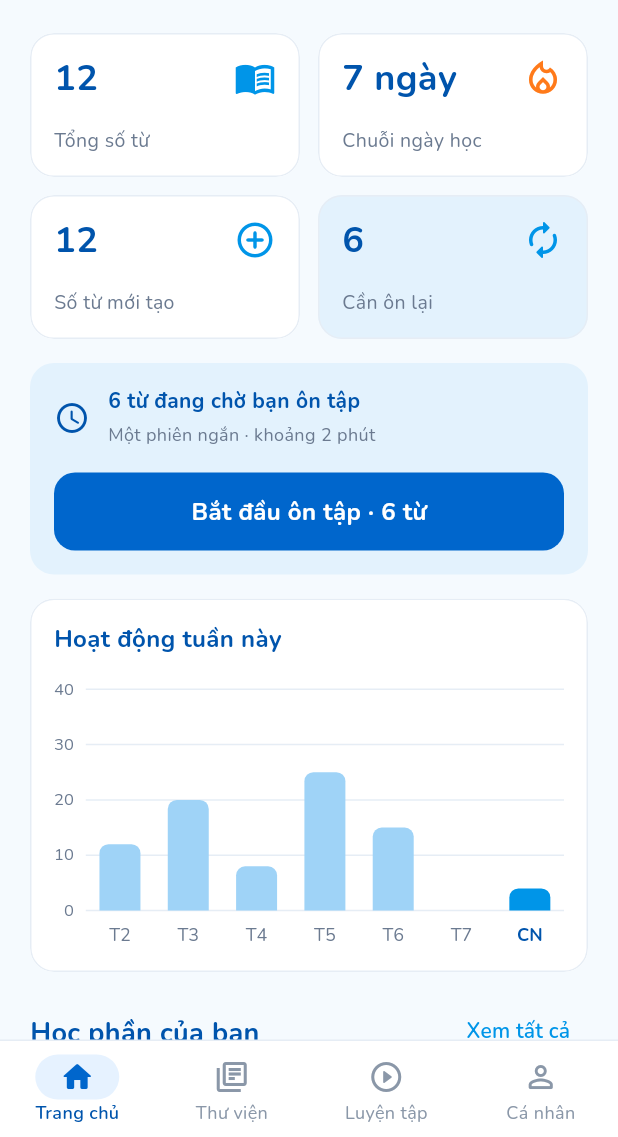
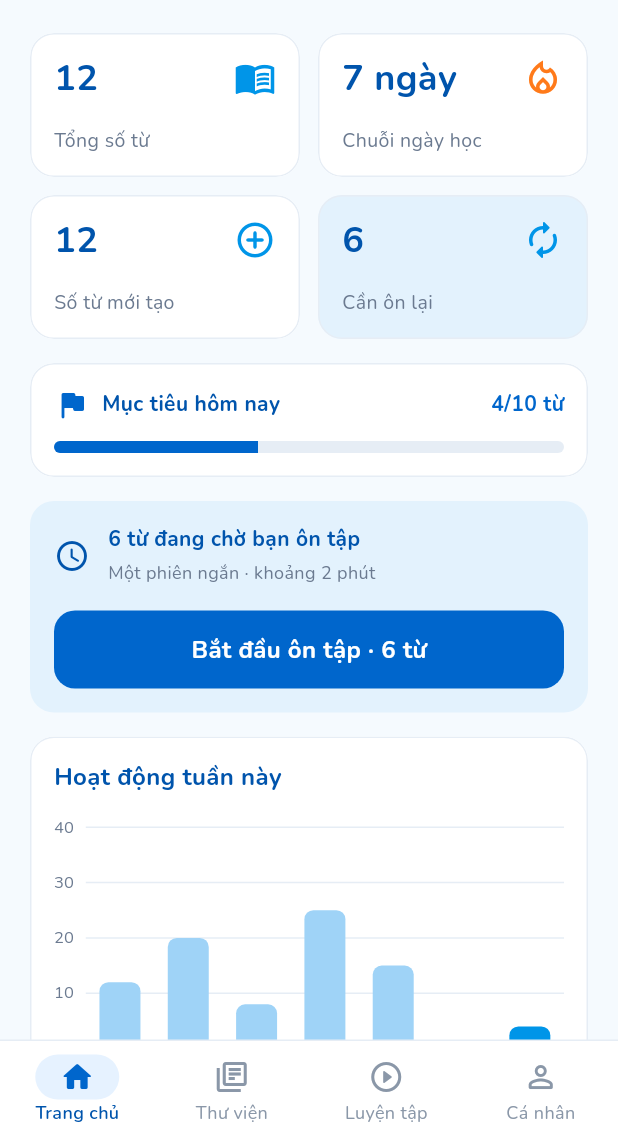
Before and after one commit to QuangDuc-ptit/INT1449_Nhom3_KTHP, a Flutter app: the MainShellScreen screen opened directly, on a phone screen of 412 x 824 dp, the part 99-1236 px from its top. Run offline on Flutter 3.47's test engine with Material 3 defaults, Android fonts, the phone set to English and light mode, and no system bars; our stand-ins replace audioplayers, flutter_tts, speech_to_text; accounts and stored records are empty.

Commit message:
feat(fe1): thẻ Mục tiêu hôm nay trên Trang chủ
Hiện số từ đã ôn hôm nay / mục tiêu đặt ở Cài đặt kèm thanh tiến độ; đạt
mục tiêu thì chuyển xanh lá. Đổi mục tiêu ở Cài đặt thì Trang chủ cập nhật
theo (qua DashboardStore).

```diff
--- a/karvocab_flutter/lib/core/constants/app_dimensions.dart
+++ b/karvocab_flutter/lib/core/constants/app_dimensions.dart
@@ -119,6 +119,7 @@ class AppDimensions {
   static const double homeCardRadius = 16.0;
   static const double homeCardPadding = 16.0;
   static const double homeCardBorderWidth = 1.0;
+  static const double homeGoalBarHeight = 8.0;
   static const double homeHeaderHeight = 56.0;
   static const double bellButtonSize = 44.0;
   static const double notificationBadgeSize = 18.0;
--- a/karvocab_flutter/lib/core/constants/app_strings.dart
+++ b/karvocab_flutter/lib/core/constants/app_strings.dart
@@ -60,6 +60,9 @@ class AppStrings {
   static String homeStreakValue(int days) => '$days ngày';
 
   static String homeReviewReminderTitle(int words) => '$words từ đang chờ bạn ôn tập';
+  static const String homeDailyGoalTitle = 'Mục tiêu hôm nay';
+  static String homeDailyGoalProgress(int done, int goal) => '$done/$goal từ';
+  static const String homeDailyGoalReached = 'Đã hoàn thành mục tiêu hôm nay';
   static String homeReviewReminderSubtitle(int minutes) =>
       'Một phiên ngắn · khoảng $minutes phút';
 
--- a/karvocab_flutter/lib/presentation/home/home_sample_data.dart
+++ b/karvocab_flutter/lib/presentation/home/home_sample_data.dart
@@ -14,6 +14,8 @@ class HomeSampleData {
     reviewMinutes: 5,
     weeklyStats: [12, 20, 8, 25, 15, null, null],
     todayIndex: 4,
+    reviewedToday: 6,
+    dailyGoal: 10,
     courses: [
       HomeCourse(id: 'c1', name: 'Học thuật & IELTS Core', wordCount: 120, progressPercent: 65),
       HomeCourse(id: 'c2', name: 'Tiếng Anh Du lịch & Trải nghiệm', wordCount: 80, progressPercent: 40),
--- a/karvocab_flutter/lib/presentation/home/home_state_builder.dart
+++ b/karvocab_flutter/lib/presentation/home/home_state_builder.dart
@@ -35,6 +35,8 @@ class HomeStateBuilder {
       reviewMinutes: (due * secondsPerReviewWord / 60).ceil(),
       weeklyStats: _weekly(today, dashboard.reviewedToday),
       todayIndex: today,
+      reviewedToday: dashboard.reviewedToday,
+      dailyGoal: dashboard.dailyGoal,
       courses: [
         for (final c in collections.collections)
           HomeCourse(
@@ -43,11 +45,10 @@ class HomeStateBuilder {
             wordCount: c.totalWords,
             progressPercent: c.totalWords == 0
                 ? 0
-                : (collections.wordsOf(c.id).where((w) => w.isMastered).length *
-                        100 /
-                        c.totalWords)
-                    .round()
-                    .clamp(0, 100),
+                : (collections.wordsOf(c.id).where((w) => w.isMastered).length * 100 / c.totalWords).round().clamp(
+                    0,
+                    100,
+                  ),
           ),
       ],
     );
@@ -59,12 +60,7 @@ class HomeStateBuilder {
     final history = HomeSampleData.full.weeklyStats;
     return [
       for (var i = 0; i < 7; i++)
-        if (i < today)
-          history[i] ?? 0
-        else if (i == today)
-          reviewedToday
-        else
-          null,
+        if (i < today) history[i] ?? 0 else if (i == today) reviewedToday else null,
     ];
   }
 }
--- a/karvocab_flutter/lib/presentation/home/home_ui_state.dart
+++ b/karvocab_flutter/lib/presentation/home/home_ui_state.dart
@@ -19,6 +19,10 @@ class HomeUiState {
 
   final List<HomeCourse> courses;
 
+  /// Số từ đã ôn hôm nay / mục tiêu ngày đặt ở Cài đặt (Màn 23).
+  final int reviewedToday;
+  final int dailyGoal;
+
   const HomeUiState({
     required this.userName,
     required this.totalWords,
@@ -29,7 +33,13 @@ class HomeUiState {
     required this.weeklyStats,
     required this.todayIndex,
     required this.courses,
+    this.reviewedToday = 0,
+    this.dailyGoal = 10,
   });
+
+  /// 0 … 1.
+  double get goalRatio => dailyGoal <= 0 ? 0 : (reviewedToday / dailyGoal).clamp(0.0, 1.0);
+  bool get goalReached => dailyGoal > 0 && reviewedToday >= dailyGoal;
 }
 
 /// Một học phần trong mục "Học phần của bạn".
@@ -41,12 +51,7 @@ class HomeCourse {
   /// 0 – 100.
   final int progressPercent;
 
-  const HomeCourse({
-    required this.id,
-    required this.name,
-    required this.wordCount,
-    required this.progressPercent,
-  });
+  const HomeCourse({required this.id, required this.name, required this.wordCount, required this.progressPercent});
 }
 
 /// Thẻ thống kê được bấm (tham số của `onStatClick`).
--- a/karvocab_flutter/lib/presentation/screens/home_screen.dart
+++ b/karvocab_flutter/lib/presentation/screens/home_screen.dart
@@ -1,6 +1,7 @@
 import 'package:flutter/foundation.dart';
 import 'package:flutter/material.dart';
 import 'package:flutter/widget_previews.dart';
+
 import '../../core/constants/app_colors.dart';
 import '../../core/constants/app_dimensions.dart';
 import '../../core/constants/app_strings.dart';
@@ -64,13 +65,11 @@ class HomeScreen extends StatelessWidget {
             AppDimensions.homeBlockGap,
           ),
           children: [
-            _Header(
-              userName: state.userName,
-              notifications: notifications,
-              notificationCallbacks: notificationCallbacks,
-            ),
+            _Header(userName: state.userName, notifications: notifications, notificationCallbacks: notificationCallbacks),
             blockGap,
             _StatGrid(state: state, onStatClick: onStatClick),
+            blockGap,
+            _DailyGoalCard(done: state.reviewedToday, goal: state.dailyGoal),
             blockGap,
             // Một khối duy nhất: thông tin phiên ôn tập + nút bắt đầu (trước đây là 2 nút cùng chức năng).
             _ReviewPanel(
@@ -222,10 +221,7 @@ class _UnreadBadge extends StatelessWidget {
         borderRadius: BorderRadius.circular(AppDimensions.radiusPill),
       ),
       alignment: Alignment.center,
-      child: Text(
-        count > 99 ? AppStrings.notificationBadgeOverflow : '$count',
-        style: AppTypography.notificationBadge,
-      ),
+      child: Text(count > 99 ? AppStrings.notificationBadgeOverflow : '$count', style: AppTypography.notificationBadge),
     );
   }
 }
@@ -296,6 +292,73 @@ class _StatGrid extends StatelessWidget {
           ],
         ),
       ],
+    );
+  }
+}
+
+// -----------------------------------------------------------------------------
+// Mục tiêu hôm nay (số từ ôn / mục tiêu đặt ở Cài đặt)
+// -----------------------------------------------------------------------------
+
+class _DailyGoalCard extends StatelessWidget {
+  final int done;
+  final int goal;
+
+  const _DailyGoalCard({required this.done, required this.goal});
+
+  @override
+  Widget build(BuildContext context) {
+    final reached = goal > 0 && done >= goal;
+    final ratio = goal <= 0 ? 0.0 : (done / goal).clamp(0.0, 1.0);
+    final color = reached ? AppColors.successGreen : AppColors.actionPrimary;
+    return _HomeCard(
+      child: Column(
+        key: const Key('home_daily_goal'),
+        crossAxisAlignment: CrossAxisAlignment.stretch,
+        children: [
+          Row(
+            children: [
+              Icon(
+                reached ? Icons.check_circle_rounded : Icons.flag_rounded,
+                size: AppDimensions.iconMedium,
+                color: color,
+              ),
+              const SizedBox(width: AppDimensions.space8),
+              Expanded(
+                child: Text(
+                  reached ? AppStrings.homeDailyGoalReached : AppStrings.homeDailyGoalTitle,
+                  style: AppTypography.homeBodyBold,
+                ),
+              ),
+              Text(
+                AppStrings.homeDailyGoalProgress(done, goal),
+                style: AppTypography.homeBodyBold.copyWith(color: color),
+              ),
+            ],
+          ),
+          const SizedBox(height: AppDimensions.space12),
+          Semantics(
+            value: AppStrings.homeDailyGoalProgress(done, goal),
+            child: ClipRRect(
+              borderRadius: BorderRadius.circular(AppDimensions.radiusPill),
+              child: SizedBox(
+                height: AppDimensions.homeGoalBarHeight,
+                child: Stack(
+                  fit: StackFit.expand,
+                  children: [
+                    const ColoredBox(color: AppColors.homeDivider),
+                    FractionallySizedBox(
+                      alignment: Alignment.centerLeft,
+                      widthFactor: ratio,
+                      child: ColoredBox(color: color),
+                    ),
+                  ],
+                ),
+              ),
+            ),
+          ),
+        ],
+      ),
     );
   }
 }
@@ -389,11 +452,7 @@ class _WeeklyActivityCard extends StatelessWidget {
         children: [
           Text(AppStrings.homeWeeklyActivity, style: AppTypography.homeCardTitle),
           const SizedBox(height: AppDimensions.space16),
-          WeeklyBarChart(
-            values: weeklyStats,
-            dayLabels: AppStrings.weekdayShort,
-            todayIndex: todayIndex,
-          ),
+          WeeklyBarChart(values: weeklyStats, dayLabels: AppStrings.weekdayShort, todayIndex: todayIndex),
         ],
       ),
     );
@@ -409,11 +468,7 @@ class _CoursesSection extends StatelessWidget {
   final VoidCallback? onSeeAllCoursesClick;
   final ValueChanged<HomeCourse>? onCourseClick;
 
-  const _CoursesSection({
-    required this.courses,
-    required this.onSeeAllCoursesClick,
-    required this.onCourseClick,
-  });
+  const _CoursesSection({required this.courses, required this.onSeeAllCoursesClick, required this.onCourseClick});
 
   @override
   Widget build(BuildContext context) {
@@ -441,10 +496,7 @@ class _CoursesSection extends StatelessWidget {
         else
           for (var i = 0; i < shown.length; i++) ...[
             if (i > 0) const SizedBox(height: AppDimensions.homeGridGap),
-            _CourseCard(
-              course: shown[i],
-              onTap: onCourseClick == null ? null : () => onCourseClick!(shown[i]),
-            ),
+            _CourseCard(course: shown[i], onTap: onCourseClick == null ? null : () => onCourseClick!(shown[i])),
           ],
       ],
     );
@@ -471,23 +523,14 @@ class _CourseCard extends StatelessWidget {
               color: AppColors.homeSurfaceTint,
               borderRadius: BorderRadius.circular(AppDimensions.courseIconBoxRadius),
             ),
-            child: const Icon(
-              Icons.menu_book_outlined,
-              size: AppDimensions.iconMedium,
-              color: AppColors.primaryBlue,
-            ),
+            child: const Icon(Icons.menu_book_outlined, size: AppDimensions.iconMedium, color: AppColors.primaryBlue),
           ),
           const SizedBox(width: AppDimensions.space12),
           Expanded(
             child: Column(
               crossAxisAlignment: CrossAxisAlignment.start,
               children: [
-                Text(
-                  course.name,
-                  style: AppTypography.homeCardTitle,
-                  maxLines: 1,
-                  overflow: TextOverflow.ellipsis,
-                ),
+                Text(course.name, style: AppTypography.homeCardTitle, maxLines: 1, overflow: TextOverflow.ellipsis),
                 Text(AppStrings.homeCourseWordCount(course.wordCount), style: AppTypography.homeSmall),
                 const SizedBox(height: AppDimensions.space8),
                 ClipRRect(
@@ -522,10 +565,7 @@ class _HomeCard extends StatelessWidget {
 
   @override
   Widget build(BuildContext context) {
-    final content = Padding(
-      padding: const EdgeInsets.all(AppDimensions.homeCardPadding),
-      child: child,
-    );
+    final content = Padding(padding: const EdgeInsets.all(AppDimensions.homeCardPadding), child: child);
     return Material(
       color: AppColors.white,
       shape: RoundedRectangleBorder(
```
Also changed, not shown: 1 other file.
